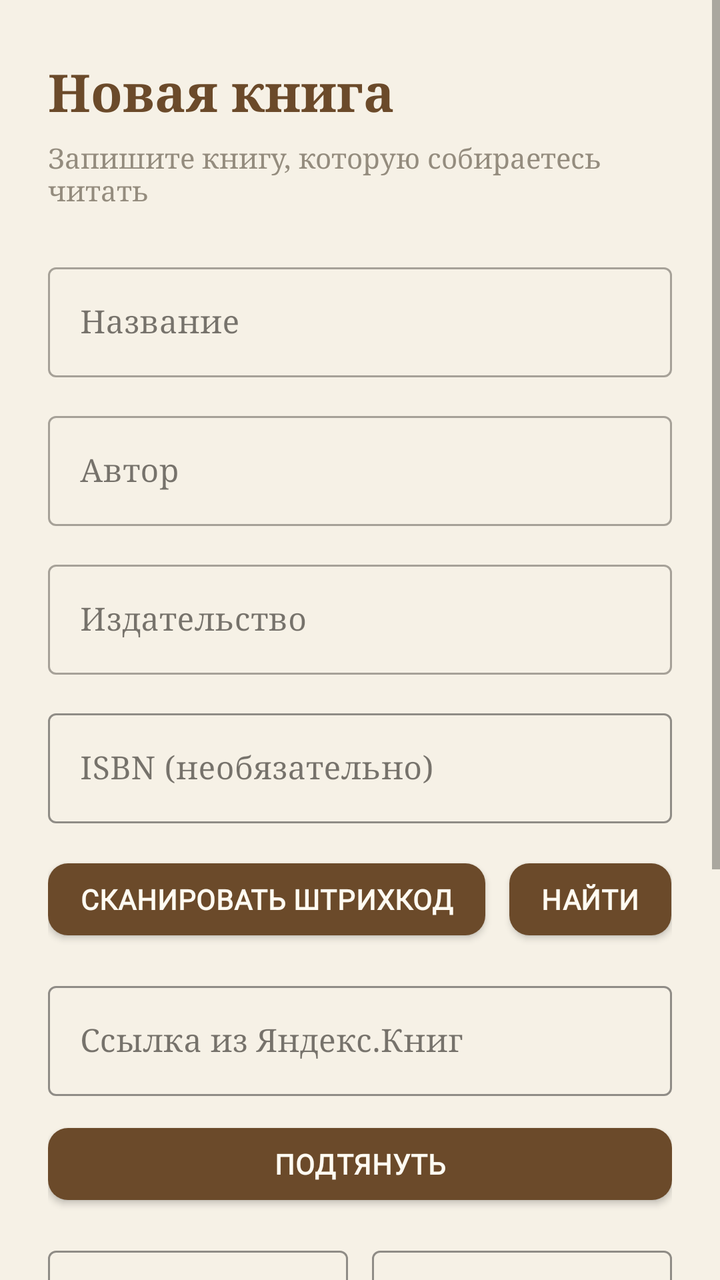
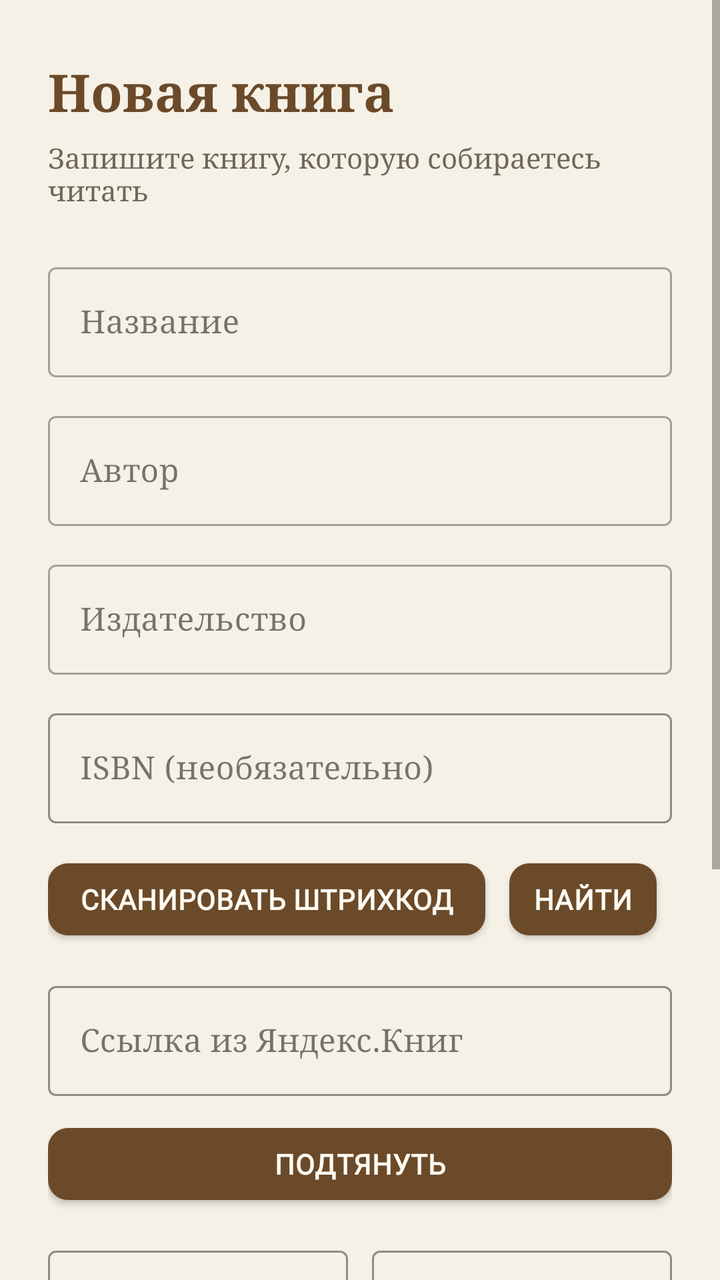

The first picture is an Android layout as it rendered before a commit; the second is the same layout after the commit. The layout source and the unified diff follow.
<!-- AndroidManifest.xml: activity theme Theme.AntiSvdg -->
<!-- res/layout/activity_book_detail.xml -->
<?xml version="1.0" encoding="utf-8"?>
<ScrollView xmlns:android="http://schemas.android.com/apk/res/android"
    xmlns:app="http://schemas.android.com/apk/res-auto"
    android:layout_width="match_parent"
    android:layout_height="match_parent"
    android:background="@color/cream"
    android:fillViewport="true">

    <androidx.constraintlayout.widget.ConstraintLayout
        android:layout_width="match_parent"
        android:layout_height="wrap_content"
        android:paddingStart="24dp"
        android:paddingTop="28dp"
        android:paddingEnd="24dp"
        android:paddingBottom="32dp">

        <TextView
            android:id="@+id/editor_title"
            android:layout_width="0dp"
            android:layout_height="wrap_content"
            android:fontFamily="serif"
            android:text="@string/editor_new_title"
            android:textColor="@color/brown"
            android:textSize="26sp"
            android:textStyle="bold"
            app:layout_constraintEnd_toEndOf="parent"
            app:layout_constraintStart_toStartOf="parent"
            app:layout_constraintTop_toTopOf="parent" />

        <TextView
            android:id="@+id/editor_hint"
            android:layout_width="0dp"
            android:layout_height="wrap_content"
            android:layout_marginTop="6dp"
            android:fontFamily="serif"
            android:text="@string/editor_hint"
            android:textColor="@color/text_hint"
            android:textSize="14sp"
            app:layout_constraintEnd_toEndOf="parent"
            app:layout_constraintStart_toStartOf="parent"
            app:layout_constraintTop_toBottomOf="@id/editor_title" />

        <com.google.android.material.textfield.TextInputLayout
            android:id="@+id/input_title"
            style="@style/Widget.MaterialComponents.TextInputLayout.OutlinedBox"
            android:layout_width="0dp"
            android:layout_height="wrap_content"
            android:layout_marginTop="24dp"
            android:hint="@string/editor_title"
            app:layout_constraintEnd_toEndOf="parent"
            app:layout_constraintStart_toStartOf="parent"
            app:layout_constraintTop_toBottomOf="@id/editor_hint">

            <com.google.android.material.textfield.TextInputEditText
                android:id="@+id/edit_title"
                android:layout_width="match_parent"
                android:layout_height="wrap_content"
                android:fontFamily="serif"
                android:inputType="textCapWords"
                android:maxLines="1"
                android:textColor="@color/brown" />
        </com.google.android.material.textfield.TextInputLayout>

        <com.google.android.material.textfield.TextInputLayout
            android:id="@+id/input_author"
            style="@style/Widget.MaterialComponents.TextInputLayout.OutlinedBox"
            android:layout_width="0dp"
            android:layout_height="wrap_content"
            android:layout_marginTop="14dp"
            android:hint="@string/editor_author"
            app:layout_constraintEnd_toEndOf="parent"
            app:layout_constraintStart_toStartOf="parent"
            app:layout_constraintTop_toBottomOf="@id/input_title">

            <com.google.android.material.textfield.TextInputEditText
                android:id="@+id/edit_author"
                android:layout_width="match_parent"
                android:layout_height="wrap_content"
                android:fontFamily="serif"
                android:inputType="textCapWords"
                android:maxLines="1"
                android:textColor="@color/brown" />
        </com.google.android.material.textfield.TextInputLayout>

        <com.google.android.material.textfield.TextInputLayout
            android:id="@+id/input_publisher"
            style="@style/Widget.MaterialComponents.TextInputLayout.OutlinedBox"
            android:layout_width="0dp"
            android:layout_height="wrap_content"
            android:layout_marginTop="14dp"
            android:hint="@string/editor_publisher"
            app:layout_constraintEnd_toEndOf="parent"
            app:layout_constraintStart_toStartOf="parent"
            app:layout_constraintTop_toBottomOf="@id/input_author">

            <com.google.android.material.textfield.TextInputEditText
                android:id="@+id/edit_publisher"
                android:layout_width="match_parent"
                android:layout_height="wrap_content"
                android:fontFamily="serif"
                android:inputType="textCapWords"
                android:maxLines="1"
                android:textColor="@color/brown" />
        </com.google.android.material.textfield.TextInputLayout>

        <com.google.android.material.textfield.TextInputLayout
            android:id="@+id/isbn_input_row"
            style="@style/Widget.MaterialComponents.TextInputLayout.OutlinedBox"
            android:layout_width="0dp"
            android:layout_height="wrap_content"
            android:layout_marginTop="14dp"
            android:hint="@string/editor_isbn"
            app:boxStrokeColor="@color/gold"
            app:layout_constraintEnd_toEndOf="parent"
            app:layout_constraintStart_toStartOf="parent"
            app:layout_constraintTop_toBottomOf="@id/input_publisher">

            <com.google.android.material.textfield.TextInputEditText
                android:id="@+id/edit_isbn"
                android:layout_width="match_parent"
                android:layout_height="wrap_content"
                android:fontFamily="serif"
                android:inputType="text"
                android:maxLines="1"
                android:textColor="@color/brown" />
        </com.google.android.material.textfield.TextInputLayout>

        <LinearLayout
            android:id="@+id/isbn_row"
            android:layout_width="0dp"
            android:layout_height="wrap_content"
            android:layout_marginTop="14dp"
            android:orientation="horizontal"
            app:layout_constraintEnd_toEndOf="parent"
            app:layout_constraintStart_toStartOf="parent"
            app:layout_constraintTop_toBottomOf="@id/isbn_input_row">

            <com.google.android.material.button.MaterialButton
                android:id="@+id/btn_scan_isbn"
                style="@style/Widget.Book.Button"
                android:layout_width="wrap_content"
                android:layout_height="wrap_content"
                android:layout_marginEnd="12dp"
                android:minWidth="0dp"
                android:paddingStart="16dp"
                android:paddingEnd="16dp"
                android:text="@string/barcode_scan"
                android:textSize="14sp" />

            <com.google.android.material.button.MaterialButton
                android:id="@+id/btn_find_isbn"
                style="@style/Widget.Book.Button"
                android:layout_width="wrap_content"
                android:layout_height="wrap_content"
                android:minWidth="0dp"
                android:paddingStart="16dp"
                android:paddingEnd="16dp"
                android:text="@string/isbn_find"
                android:textSize="14sp" />
        </LinearLayout>

        <com.google.android.material.textfield.TextInputLayout
            android:id="@+id/yandex_input_row"
            style="@style/Widget.MaterialComponents.TextInputLayout.OutlinedBox"
            android:layout_width="0dp"
            android:layout_height="wrap_content"
            android:layout_marginTop="14dp"
            android:hint="@string/editor_yandex_hint"
            app:boxStrokeColor="@color/gold"
            app:layout_constraintEnd_toEndOf="parent"
            app:layout_constraintStart_toStartOf="parent"
            app:layout_constraintTop_toBottomOf="@id/isbn_row">

            <com.google.android.material.textfield.TextInputEditText
                android:id="@+id/edit_yandex"
                android:layout_width="match_parent"
                android:layout_height="wrap_content"
                android:fontFamily="serif"
                android:inputType="textUri"
                android:maxLines="1"
                android:textColor="@color/brown" />
        </com.google.android.material.textfield.TextInputLayout>

        <com.google.android.material.button.MaterialButton
            android:id="@+id/btn_find_yandex"
            style="@style/Widget.Book.Button"
            android:layout_width="0dp"
            android:layout_height="wrap_content"
            android:layout_marginTop="10dp"
            android:text="@string/yandex_find"
            android:textSize="14sp"
            app:layout_constraintEnd_toEndOf="parent"
            app:layout_constraintStart_toStartOf="parent"
            app:layout_constraintTop_toBottomOf="@id/yandex_input_row" />

        <LinearLayout
            android:id="@+id/pages_row"
            android:layout_width="0dp"
            android:layout_height="wrap_content"
            android:layout_marginTop="14dp"
            android:orientation="horizontal"
            app:layout_constraintEnd_toEndOf="parent"
            app:layout_constraintStart_toStartOf="parent"
            app:layout_constraintTop_toBottomOf="@id/btn_find_yandex">

            <com.google.android.material.textfield.TextInputLayout
                android:id="@+id/input_total_pages"
                style="@style/Widget.MaterialComponents.TextInputLayout.OutlinedBox"
                android:layout_width="0dp"
                android:layout_height="wrap_content"
                android:layout_weight="1"
                android:hint="@string/editor_total_pages"
                app:boxStrokeColor="@color/gold">

                <com.google.android.material.textfield.TextInputEditText
                    android:id="@+id/edit_total_pages"
                    android:layout_width="match_parent"
                    android:layout_height="wrap_content"
                    android:fontFamily="serif"
                    android:inputType="number"
                    android:maxLines="1"
                    android:textColor="@color/brown" />
            </com.google.android.material.textfield.TextInputLayout>

            <com.google.android.material.textfield.TextInputLayout
                android:id="@+id/input_current_page"
                style="@style/Widget.MaterialComponents.TextInputLayout.OutlinedBox"
                android:layout_width="0dp"
                android:layout_height="wrap_content"
                android:layout_marginStart="12dp"
                android:layout_weight="1"
                android:hint="@string/editor_current_page"
                app:boxStrokeColor="@color/gold">

                <com.google.android.material.textfield.TextInputEditText
                    android:id="@+id/edit_current_page"
                    android:layout_width="match_parent"
                    android:layout_height="wrap_content"
                    android:fontFamily="serif"
                    android:inputType="number"
                    android:maxLines="1"
                    android:textColor="@color/brown" />
            </com.google.android.material.textfield.TextInputLayout>
        </LinearLayout>

        <TextView
            android:id="@+id/editor_format_label"
            android:layout_width="0dp"
            android:layout_height="wrap_content"
            android:layout_marginTop="20dp"
            android:fontFamily="serif"
            android:text="@string/editor_format"
            android:textColor="@color/brown"
            android:textSize="16sp"
            android:textStyle="bold"
            app:layout_constraintEnd_toEndOf="parent"
            app:layout_constraintStart_toStartOf="parent"
            app:layout_constraintTop_toBottomOf="@id/pages_row" />

        <RadioGroup
            android:id="@+id/format_group"
            android:layout_width="0dp"
            android:layout_height="wrap_content"
            android:layout_marginTop="8dp"
            android:orientation="horizontal"
            app:layout_constraintEnd_toEndOf="parent"
            app:layout_constraintStart_toStartOf="parent"
            app:layout_constraintTop_toBottomOf="@id/editor_format_label">

            <RadioButton
                android:id="@+id/format_paper"
                android:layout_width="0dp"
                android:layout_height="wrap_content"
                android:layout_weight="1"
                android:fontFamily="serif"
                android:buttonTint="@color/gold"
                android:text="@string/format_paper"
                android:textColor="@color/brown"
                android:checked="true" />

            <RadioButton
                android:id="@+id/format_electronic"
                android:layout_width="0dp"
                android:layout_height="wrap_content"
                android:layout_weight="1"
                android:fontFamily="serif"
                android:buttonTint="@color/gold"
                android:text="@string/format_electronic"
                android:textColor="@color/brown" />
        </RadioGroup>

        <ImageView
            android:id="@+id/img_cover_preview"
            android:layout_width="96dp"
            android:layout_height="132dp"
            android:layout_marginTop="20dp"
            android:contentDescription="@string/editor_cover_preview"
            android:scaleType="centerCrop"
            android:visibility="gone"
            android:background="@drawable/bg_book_cover"
            app:layout_constraintEnd_toEndOf="parent"
            app:layout_constraintStart_toStartOf="parent"
            app:layout_constraintTop_toBottomOf="@id/format_group" />

        <com.google.android.material.button.MaterialButton
            android:id="@+id/btn_save_book"
            style="@style/Widget.Book.Button"
            android:layout_width="0dp"
            android:layout_height="wrap_content"
            android:layout_marginTop="28dp"
            android:text="@string/save"
            android:textSize="16sp"
            android:textStyle="bold"
            app:layout_constraintEnd_toEndOf="parent"
            app:layout_constraintStart_toStartOf="parent"
            app:layout_constraintTop_toBottomOf="@id/img_cover_preview" />

        <com.google.android.material.button.MaterialButton
            android:id="@+id/btn_cancel_book"
            style="@style/Widget.MaterialComponents.Button.TextButton"
            android:layout_width="wrap_content"
            android:layout_height="wrap_content"
            android:layout_marginTop="8dp"
            android:text="@string/cancel"
            android:textColor="@color/muted_text"
            app:layout_constraintEnd_toEndOf="parent"
            app:layout_constraintStart_toStartOf="parent"
            app:layout_constraintTop_toBottomOf="@id/btn_save_book" />

        <com.google.android.material.button.MaterialButton
            android:id="@+id/btn_delete_book"
            style="@style/Widget.MaterialComponents.Button.OutlinedButton"
            android:layout_width="0dp"
            android:layout_height="wrap_content"
            android:layout_marginTop="20dp"
            android:text="@string/delete_book"
            android:textColor="@color/error"
            app:strokeColor="@color/error"
            android:visibility="gone"
            app:layout_constraintEnd_toEndOf="parent"
            app:layout_constraintStart_toStartOf="parent"
            app:layout_constraintTop_toBottomOf="@id/btn_cancel_book" />

    </androidx.constraintlayout.widget.ConstraintLayout>
</ScrollView>
<!-- resources referenced by this layout -->
<resources>
  <color name="brown">#6B4A2A</color>
  <color name="cream">#F6F1E6</color>
  <color name="error">#B3492F</color>
  <color name="gold">#C08A3E</color>
  <color name="muted_text">#6F675C</color>
  <color name="text_hint">#948C7E</color>
  <!-- drawable bg_book_cover (drawable) -->
  <?xml version="1.0" encoding="utf-8"?>
  <shape xmlns:android="http://schemas.android.com/apk/res/android"
      android:shape="rectangle">
      <solid android:color="@color/accent_primary_light" />
      <corners android:radius="10dp" />
  </shape>
  <string name="barcode_scan">Сканировать штрихкод</string>
  <string name="cancel">Отмена</string>
  <string name="delete_book">Удалить книгу</string>
  <string name="editor_author">Автор</string>
  <string name="editor_cover_preview">Обложка книги</string>
  <string name="editor_current_page">Сейчас на стр.</string>
  <string name="editor_format">Формат книги</string>
  <string name="editor_hint">Запишите книгу, которую собираетесь читать</string>
  <string name="editor_isbn">ISBN (необязательно)</string>
  <string name="editor_new_title">Новая книга</string>
  <string name="editor_publisher">Издательство</string>
  <string name="editor_title">Название</string>
  <string name="editor_total_pages">Страниц всего</string>
  <string name="editor_yandex_hint">Ссылка из Яндекс.Книг</string>
  <string name="format_electronic">Электронная</string>
  <string name="format_paper">Бумажная</string>
  <string name="isbn_find">Найти</string>
  <string name="save">Сохранить</string>
  <string name="yandex_find">Подтянуть</string>
  <style name="Widget.Book.Button" parent="Widget.MaterialComponents.Button">
          <item name="backgroundTint">@color/accent_primary</item>
          <item name="android:textColor">@color/on_accent</item>
          <item name="cornerRadius">10dp</item>
          <item name="android:minHeight">48dp</item>
          <item name="android:fontFamily">@font/manrope</item>
          <item name="android:textStyle">bold</item>
          <item name="android:letterSpacing">0.02</item>
          <item name="elevation">0dp</item>
      </style>
  <style name="Theme.AntiSvdg" parent="Theme.MaterialComponents.DayNight.NoActionBar">
          <item name="colorPrimary">@color/accent_primary</item>
          <item name="colorPrimaryVariant">@color/accent_primary_dark</item>
          <item name="colorOnPrimary">@color/on_accent</item>
  
          <item name="colorSecondary">@color/brass</item>
          <item name="colorSecondaryVariant">@color/brass_dark</item>
          <item name="colorOnSecondary">@color/text_primary</item>
  
          <item name="colorError">@color/error</item>
  
          <item name="android:colorBackground">@color/background</item>
          <item name="colorOnBackground">@color/text_primary</item>
          <item name="colorSurface">@color/surface</item>
          <item name="colorOnSurface">@color/text_primary</item>
  
          <item name="android:statusBarColor">@color/background</item>
          <item name="android:navigationBarColor">@color/background</item>
          <item name="android:windowLightStatusBar">true</item>
          <item name="android:windowLightNavigationBar">true</item>
          <item name="android:windowBackground">@color/background</item>
          <item name="android:textColorHint">@color/text_secondary</item>
          
      </style>
  <color name="accent_primary_light">#F0E6D6</color>
  <color name="accent_primary">#6B4A2A</color>
  <color name="on_accent">#FFFBF2</color>
  <color name="accent_primary_dark">#54381E</color>
  <color name="brass">#C08A3E</color>
  <color name="brass_dark">#A2702C</color>
  <color name="text_primary">#221E19</color>
  <color name="background">#F6F1E6</color>
  <color name="surface">#FFFCF5</color>
  <color name="text_secondary">#6F675C</color>
</resources>

<!-- the commit's change to res/layout/activity_book_detail.xml (unified diff, before → after) -->
@@ -34,7 +34,7 @@
             android:layout_marginTop="6dp"
             android:fontFamily="serif"
             android:text="@string/editor_hint"
-            android:textColor="@color/text_hint"
+            android:textColor="@color/text_secondary"
             android:textSize="14sp"
             app:layout_constraintEnd_toEndOf="parent"
             app:layout_constraintStart_toStartOf="parent"
@@ -153,8 +153,10 @@
                 android:layout_width="wrap_content"
                 android:layout_height="wrap_content"
                 android:minWidth="0dp"
-                android:paddingStart="16dp"
-                android:paddingEnd="16dp"
+                android:letterSpacing="0.03"
+                android:maxLines="1"
+                android:paddingStart="12dp"
+                android:paddingEnd="12dp"
                 android:text="@string/isbn_find"
                 android:textSize="14sp" />
         </LinearLayout>
<!-- resource entries referenced after the edit -->
@@ -5,7 +5,6 @@
   <color name="error">#B3492F</color>
   <color name="gold">#C08A3E</color>
   <color name="muted_text">#6F675C</color>
-  <color name="text_hint">#948C7E</color>
   <!-- drawable bg_book_cover (drawable) -->
   <?xml version="1.0" encoding="utf-8"?>
   <shape xmlns:android="http://schemas.android.com/apk/res/android"
